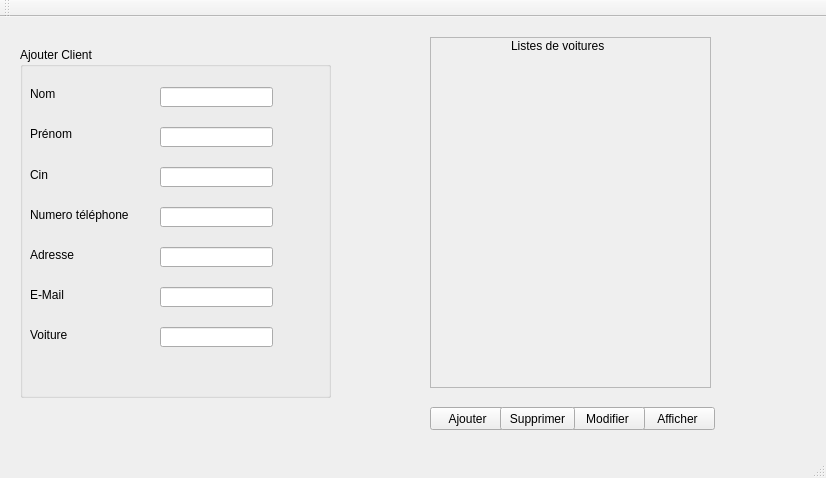
This is mainwindow.ui in firastourki99/smartgarage as Qt 5 draws it before an edit. The edited form follows.
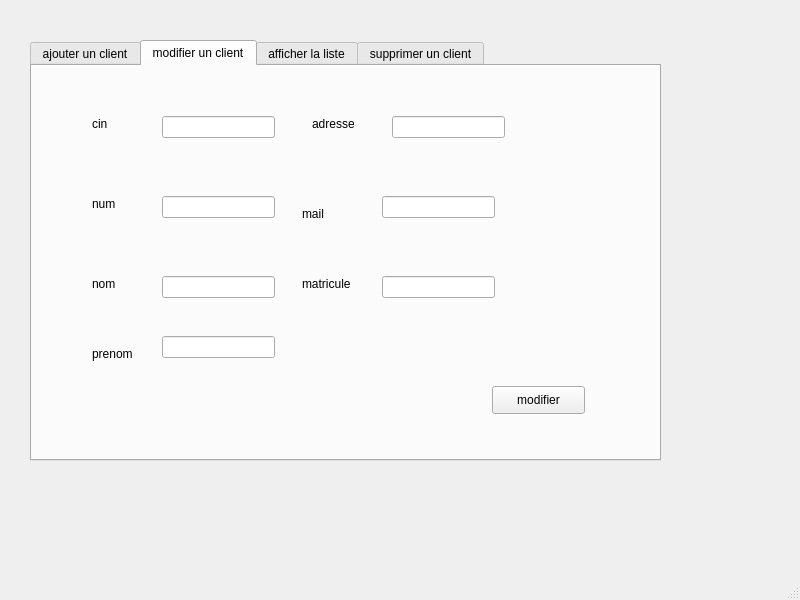
This is the edited form. The open tabs and pages were chosen to show the change.

What changed in the file:
```diff
--- a/mainwindow.ui
+++ b/mainwindow.ui
@@ -6,288 +6,454 @@
    <rect>
     <x>0</x>
     <y>0</y>
-    <width>826</width>
-    <height>478</height>
+    <width>800</width>
+    <height>600</height>
    </rect>
   </property>
   <property name="windowTitle">
    <string>Gestion des Clients</string>
   </property>
-  <widget class="QWidget" name="centralWidget">
-   <widget class="QGroupBox" name="groupBox">
+  <widget class="QWidget" name="centralwidget">
+   <widget class="QTabWidget" name="tabWidget">
     <property name="geometry">
      <rect>
-      <x>20</x>
-      <y>30</y>
-      <width>311</width>
-      <height>351</height>
+      <x>30</x>
+      <y>40</y>
+      <width>631</width>
+      <height>421</height>
      </rect>
     </property>
-    <property name="title">
-     <string>Ajouter Client</string>
+    <property name="currentIndex">
+     <number>0</number>
     </property>
+    <widget class="QWidget" name="tab_4">
+     <attribute name="title">
+      <string>ajouter un client</string>
+     </attribute>
     <widget class="QLabel" name="label">
      <property name="geometry">
       <rect>
-       <x>10</x>
-       <y>40</y>
-       <width>47</width>
-       <height>13</height>
+        <x>50</x>
+        <y>60</y>
+        <width>56</width>
+        <height>16</height>
       </rect>
      </property>
      <property name="text">
-      <string>Nom</string>
+       <string>cin</string>
      </property>
     </widget>
     <widget class="QLabel" name="label_2">
      <property name="geometry">
       <rect>
-       <x>10</x>
-       <y>80</y>
-       <width>47</width>
-       <height>13</height>
+        <x>50</x>
+        <y>130</y>
+        <width>56</width>
+        <height>16</height>
       </rect>
      </property>
      <property name="text">
-      <string>Prénom</string>
+       <string>num</string>
      </property>
     </widget>
     <widget class="QLabel" name="label_3">
      <property name="geometry">
       <rect>
-       <x>10</x>
-       <y>120</y>
-       <width>47</width>
+        <x>50</x>
+        <y>190</y>
+        <width>56</width>
        <height>16</height>
       </rect>
      </property>
      <property name="text">
-      <string>Cin</string>
-     </property>
-    </widget>
-    <widget class="QLineEdit" name="le_nom">
-     <property name="geometry">
-      <rect>
-       <x>140</x>
-       <y>40</y>
-       <width>113</width>
-       <height>20</height>
-      </rect>
-     </property>
-    </widget>
-    <widget class="QLineEdit" name="le_prenom">
-     <property name="geometry">
-      <rect>
-       <x>140</x>
-       <y>80</y>
-       <width>113</width>
-       <height>20</height>
-      </rect>
-     </property>
-    </widget>
-    <widget class="QLineEdit" name="le_cin">
-     <property name="geometry">
-      <rect>
-       <x>140</x>
-       <y>120</y>
-       <width>113</width>
-       <height>20</height>
-      </rect>
-     </property>
-    </widget>
-    <widget class="QLineEdit" name="le_num">
-     <property name="geometry">
-      <rect>
-       <x>140</x>
-       <y>160</y>
-       <width>113</width>
-       <height>20</height>
-      </rect>
-     </property>
-    </widget>
-    <widget class="QLineEdit" name="le_adr">
-     <property name="geometry">
-      <rect>
-       <x>140</x>
-       <y>200</y>
-       <width>113</width>
-       <height>20</height>
-      </rect>
-     </property>
-    </widget>
-    <widget class="QLineEdit" name="le_mail">
-     <property name="geometry">
-      <rect>
-       <x>140</x>
-       <y>240</y>
-       <width>113</width>
-       <height>20</height>
-      </rect>
-     </property>
-    </widget>
-    <widget class="QLineEdit" name="le_voiture">
-     <property name="geometry">
-      <rect>
-       <x>140</x>
-       <y>280</y>
-       <width>113</width>
-       <height>20</height>
-      </rect>
+       <string>nom</string>
      </property>
     </widget>
     <widget class="QLabel" name="label_4">
      <property name="geometry">
       <rect>
-       <x>10</x>
-       <y>160</y>
-       <width>111</width>
+        <x>50</x>
+        <y>260</y>
+        <width>56</width>
        <height>16</height>
       </rect>
      </property>
      <property name="text">
-      <string>Numero téléphone</string>
+       <string>prenom</string>
      </property>
     </widget>
     <widget class="QLabel" name="label_5">
      <property name="geometry">
       <rect>
-       <x>10</x>
-       <y>200</y>
-       <width>47</width>
+        <x>220</x>
+        <y>60</y>
+        <width>56</width>
        <height>16</height>
       </rect>
      </property>
      <property name="text">
-      <string>Adresse</string>
+       <string>adresse</string>
+      </property>
+     </widget>
+     <widget class="QLabel" name="label_6">
+      <property name="geometry">
+       <rect>
+        <x>240</x>
+        <y>130</y>
+        <width>56</width>
+        <height>16</height>
+       </rect>
+      </property>
+      <property name="text">
+       <string>mail</string>
      </property>
     </widget>
     <widget class="QLabel" name="label_7">
      <property name="geometry">
       <rect>
-       <x>10</x>
-       <y>280</y>
-       <width>47</width>
+        <x>220</x>
+        <y>200</y>
+        <width>56</width>
        <height>16</height>
       </rect>
      </property>
      <property name="text">
-      <string>Voiture</string>
-     </property>
-    </widget>
+       <string>matricule</string>
+      </property>
+     </widget>
+     <widget class="QLineEdit" name="lecin">
+      <property name="geometry">
+       <rect>
+        <x>110</x>
+        <y>60</y>
+        <width>113</width>
+        <height>22</height>
+       </rect>
+      </property>
+     </widget>
+     <widget class="QLineEdit" name="lenum">
+      <property name="geometry">
+       <rect>
+        <x>110</x>
+        <y>130</y>
+        <width>113</width>
+        <height>22</height>
+       </rect>
+      </property>
+     </widget>
+     <widget class="QLineEdit" name="lenom">
+      <property name="geometry">
+       <rect>
+        <x>100</x>
+        <y>190</y>
+        <width>113</width>
+        <height>22</height>
+       </rect>
+      </property>
+     </widget>
+     <widget class="QLineEdit" name="leprenom">
+      <property name="geometry">
+       <rect>
+        <x>110</x>
+        <y>260</y>
+        <width>113</width>
+        <height>22</height>
+       </rect>
+      </property>
+     </widget>
+     <widget class="QLineEdit" name="lead">
+      <property name="geometry">
+       <rect>
+        <x>280</x>
+        <y>60</y>
+        <width>113</width>
+        <height>22</height>
+       </rect>
+      </property>
+     </widget>
+     <widget class="QLineEdit" name="lemail">
+      <property name="geometry">
+       <rect>
+        <x>280</x>
+        <y>130</y>
+        <width>113</width>
+        <height>22</height>
+       </rect>
+      </property>
+     </widget>
+     <widget class="QLineEdit" name="lemat">
+      <property name="geometry">
+       <rect>
+        <x>280</x>
+        <y>200</y>
+        <width>113</width>
+        <height>22</height>
+       </rect>
+      </property>
+     </widget>
+     <widget class="QPushButton" name="ajouter">
+      <property name="geometry">
+       <rect>
+        <x>470</x>
+        <y>310</y>
+        <width>93</width>
+        <height>28</height>
+       </rect>
+      </property>
+      <property name="text">
+       <string>ajouter</string>
+      </property>
+     </widget>
+    </widget>
+    <widget class="QWidget" name="tab_3">
+     <attribute name="title">
+      <string>modifier un client</string>
+     </attribute>
     <widget class="QLabel" name="label_8">
      <property name="geometry">
       <rect>
-       <x>10</x>
-       <y>240</y>
-       <width>47</width>
+        <x>60</x>
+        <y>50</y>
+        <width>56</width>
        <height>16</height>
       </rect>
      </property>
      <property name="text">
-      <string>E-Mail</string>
-     </property>
-    </widget>
-   </widget>
-   <widget class="QPushButton" name="b_ajouter">
+       <string>cin</string>
+      </property>
+     </widget>
+     <widget class="QLabel" name="label_9">
+      <property name="geometry">
+       <rect>
+        <x>60</x>
+        <y>130</y>
+        <width>56</width>
+        <height>16</height>
+       </rect>
+      </property>
+      <property name="text">
+       <string>num</string>
+      </property>
+     </widget>
+     <widget class="QLabel" name="label_10">
     <property name="geometry">
      <rect>
-      <x>430</x>
-      <y>390</y>
-      <width>75</width>
-      <height>23</height>
+        <x>60</x>
+        <y>210</y>
+        <width>56</width>
+        <height>16</height>
      </rect>
     </property>
     <property name="text">
-     <string>Ajouter</string>
-    </property>
-   </widget>
-   <widget class="QPushButton" name="pushButton_2">
+       <string>nom</string>
+      </property>
+     </widget>
+     <widget class="QLabel" name="label_11">
     <property name="geometry">
      <rect>
-      <x>640</x>
-      <y>390</y>
-      <width>75</width>
-      <height>23</height>
+        <x>60</x>
+        <y>280</y>
+        <width>56</width>
+        <height>16</height>
      </rect>
     </property>
     <property name="text">
-     <string>Afficher</string>
-    </property>
-   </widget>
-   <widget class="QPushButton" name="pushButton_3">
+       <string>prenom</string>
+      </property>
+     </widget>
+     <widget class="QLineEdit" name="lecin1">
     <property name="geometry">
      <rect>
-      <x>570</x>
-      <y>390</y>
-      <width>75</width>
-      <height>23</height>
-     </rect>
-    </property>
+        <x>130</x>
+        <y>50</y>
+        <width>113</width>
+        <height>22</height>
+       </rect>
+      </property>
+     </widget>
+     <widget class="QLineEdit" name="lenum1">
+      <property name="geometry">
+       <rect>
+        <x>130</x>
+        <y>130</y>
+        <width>113</width>
+        <height>22</height>
+       </rect>
+      </property>
+     </widget>
+     <widget class="QLineEdit" name="lenom1">
+      <property name="geometry">
+       <rect>
+        <x>130</x>
+        <y>210</y>
+        <width>113</width>
+        <height>22</height>
+       </rect>
+      </property>
+     </widget>
+     <widget class="QLineEdit" name="leprenom1">
+      <property name="geometry">
+       <rect>
+        <x>130</x>
+        <y>270</y>
+        <width>113</width>
+        <height>22</height>
+       </rect>
+      </property>
+     </widget>
+     <widget class="QLabel" name="label_12">
+      <property name="geometry">
+       <rect>
+        <x>280</x>
+        <y>50</y>
+        <width>56</width>
+        <height>16</height>
+       </rect>
+      </property>
     <property name="text">
-     <string>Modifier</string>
-    </property>
-   </widget>
-   <widget class="QPushButton" name="pushButton_4">
+       <string>adresse</string>
+      </property>
+     </widget>
+     <widget class="QLabel" name="label_13">
     <property name="geometry">
      <rect>
-      <x>500</x>
-      <y>390</y>
-      <width>75</width>
-      <height>23</height>
+        <x>270</x>
+        <y>140</y>
+        <width>56</width>
+        <height>16</height>
      </rect>
     </property>
     <property name="text">
-     <string>Supprimer</string>
-    </property>
-   </widget>
-   <widget class="QScrollArea" name="Listesvoitures">
+       <string>mail</string>
+      </property>
+     </widget>
+     <widget class="QLabel" name="label_14">
     <property name="geometry">
      <rect>
-      <x>430</x>
-      <y>20</y>
-      <width>281</width>
-      <height>351</height>
-     </rect>
-    </property>
-    <property name="widgetResizable">
-     <bool>true</bool>
-    </property>
-    <widget class="QWidget" name="scrollAreaWidgetContents">
+        <x>270</x>
+        <y>210</y>
+        <width>56</width>
+        <height>16</height>
+       </rect>
+      </property>
+      <property name="text">
+       <string>matricule</string>
+      </property>
+     </widget>
+     <widget class="QLineEdit" name="lead1">
      <property name="geometry">
       <rect>
-       <x>0</x>
-       <y>0</y>
-       <width>279</width>
-       <height>349</height>
-      </rect>
-     </property>
-     <widget class="QLabel" name="label_6">
+        <x>360</x>
+        <y>50</y>
+        <width>113</width>
+        <height>22</height>
+       </rect>
+      </property>
+     </widget>
+     <widget class="QLineEdit" name="lemail1">
+      <property name="geometry">
+       <rect>
+        <x>350</x>
+        <y>130</y>
+        <width>113</width>
+        <height>22</height>
+       </rect>
+      </property>
+     </widget>
+     <widget class="QLineEdit" name="lemat1">
+      <property name="geometry">
+       <rect>
+        <x>350</x>
+        <y>210</y>
+        <width>113</width>
+        <height>22</height>
+       </rect>
+      </property>
+     </widget>
+     <widget class="QPushButton" name="modifier">
+      <property name="geometry">
+       <rect>
+        <x>460</x>
+        <y>320</y>
+        <width>93</width>
+        <height>28</height>
+       </rect>
+      </property>
+      <property name="text">
+       <string>modifier</string>
+      </property>
+     </widget>
+    </widget>
+    <widget class="QWidget" name="tab">
+     <attribute name="title">
+      <string>afficher la liste</string>
+     </attribute>
+     <widget class="QTableView" name="tableView">
       <property name="geometry">
        <rect>
         <x>80</x>
-        <y>0</y>
-        <width>131</width>
+        <y>50</y>
+        <width>471</width>
+        <height>301</height>
+       </rect>
+      </property>
+     </widget>
+    </widget>
+    <widget class="QWidget" name="tab_2">
+     <attribute name="title">
+      <string>supprimer un client</string>
+     </attribute>
+     <widget class="QLabel" name="label_15">
+      <property name="geometry">
+       <rect>
+        <x>90</x>
+        <y>160</y>
+        <width>56</width>
         <height>16</height>
        </rect>
       </property>
       <property name="text">
-       <string>&lt;html&gt;&lt;head/&gt;&lt;body&gt;&lt;p&gt;&lt;span style=&quot; font-size:9pt;&quot;&gt;Listes de voitures&lt;/span&gt;&lt;/p&gt;&lt;/body&gt;&lt;/html&gt;</string>
+       <string>cin</string>
       </property>
      </widget>
-    </widget>
-   </widget>
-  </widget>
-  <widget class="QToolBar" name="mainToolBar">
-   <attribute name="toolBarArea">
-    <enum>TopToolBarArea</enum>
-   </attribute>
-   <attribute name="toolBarBreak">
-    <bool>false</bool>
-   </attribute>
-  </widget>
-  <widget class="QStatusBar" name="statusBar"/>
- </widget>
- <layoutdefault spacing="6" margin="11"/>
+     <widget class="QLineEdit" name="lecin2">
+      <property name="geometry">
+       <rect>
+        <x>180</x>
+        <y>160</y>
+        <width>113</width>
+        <height>22</height>
+       </rect>
+      </property>
+     </widget>
+     <widget class="QPushButton" name="pushButton">
+      <property name="geometry">
+       <rect>
+        <x>420</x>
+        <y>310</y>
+        <width>93</width>
+        <height>28</height>
+       </rect>
+      </property>
+      <property name="text">
+       <string>supprimer</string>
+      </property>
+     </widget>
+    </widget>
+   </widget>
+  </widget>
+  <widget class="QMenuBar" name="menubar">
+   <property name="geometry">
+    <rect>
+     <x>0</x>
+     <y>0</y>
+     <width>800</width>
+     <height>26</height>
+    </rect>
+   </property>
+  </widget>
+  <widget class="QStatusBar" name="statusbar"/>
+ </widget>
  <resources/>
  <connections/>
 </ui>
```
Left out of the diff: 2 changed lines with no effect on the pictures. Lines whose indentation alone changed are shown as unchanged.
